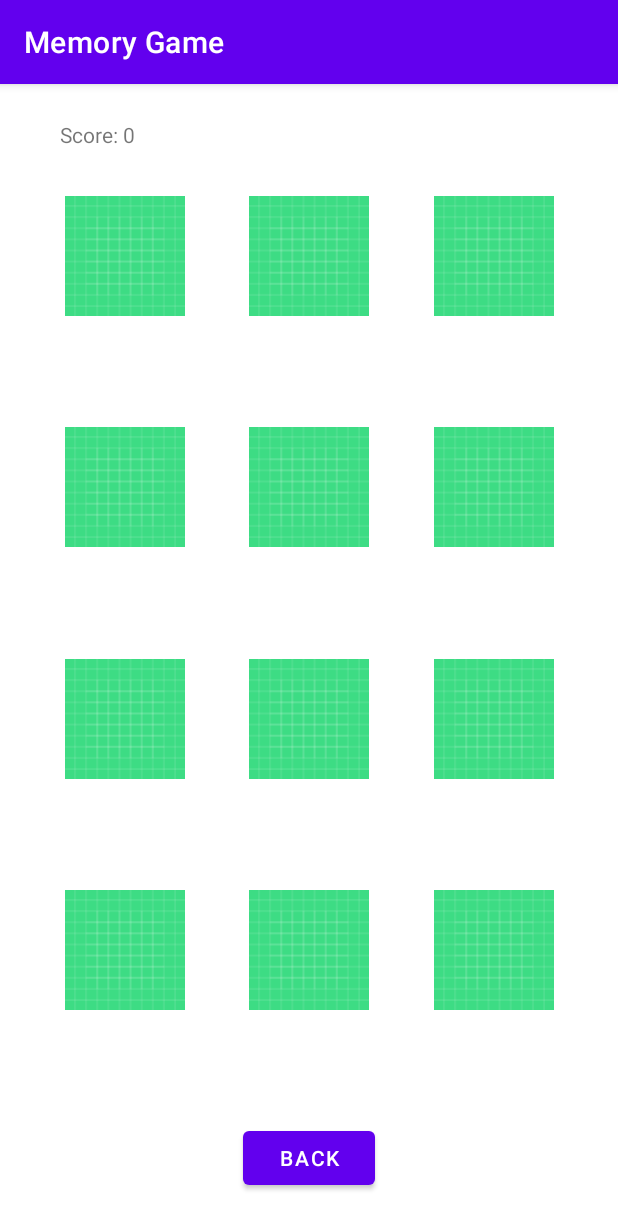
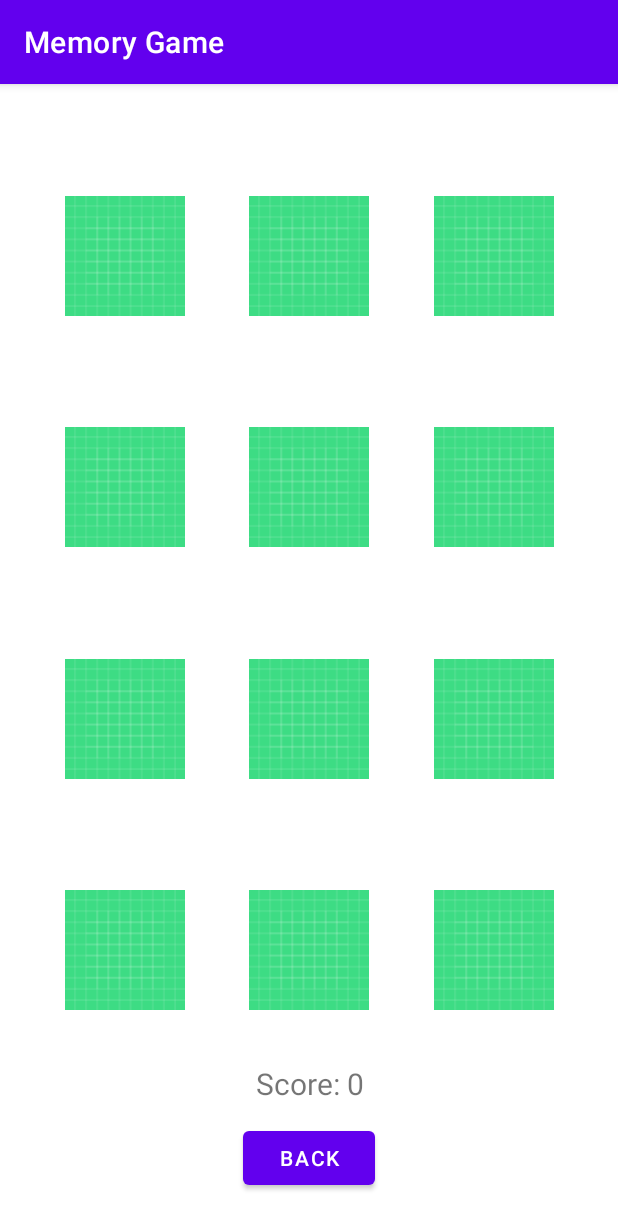
Before and after one commit to jianyuanw/android-memory-game, an Android app: the GameActivity screen opened directly, with no data from a screen before it, on a phone screen of 412 x 824 dp. Shown: the top 1229 px of the screen. Run offline under Robolectric (Android 15) with nearby library versions, the phone set to English and light mode, and no system bars.

Commit message:
Centered and made score more prominent

```diff
--- a/app/src/main/res/layout/activity_simplegame.xml
+++ b/app/src/main/res/layout/activity_simplegame.xml
@@ -154,9 +154,11 @@
         android:id="@+id/scoreText"
         android:layout_width="wrap_content"
         android:layout_height="wrap_content"
-        android:layout_marginStart="40dp"
-        android:layout_marginTop="24dp"
+        android:layout_marginBottom="12dp"
         android:text="@string/score"
-        app:layout_constraintStart_toStartOf="parent"
-        app:layout_constraintTop_toTopOf="parent" />
+        android:textSize="20sp"
+        android:gravity="center"
+        app:layout_constraintBottom_toTopOf="@+id/backButton"
+        app:layout_constraintEnd_toEndOf="parent"
+        app:layout_constraintStart_toStartOf="parent" />
 </androidx.constraintlayout.widget.ConstraintLayout>
```
